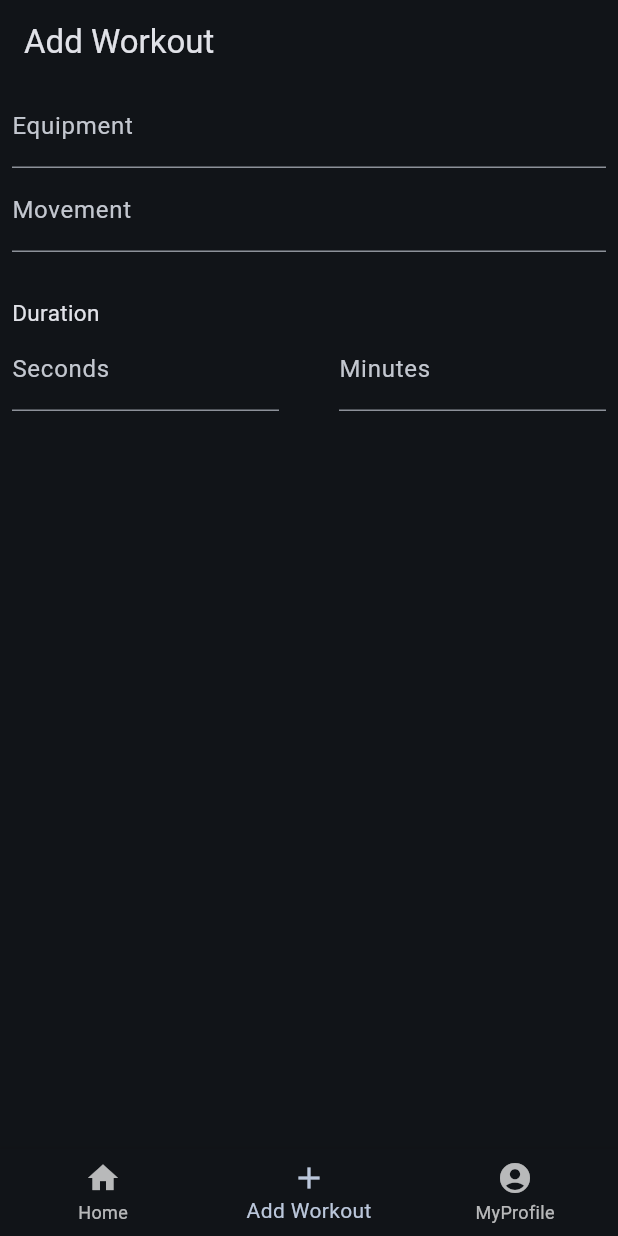
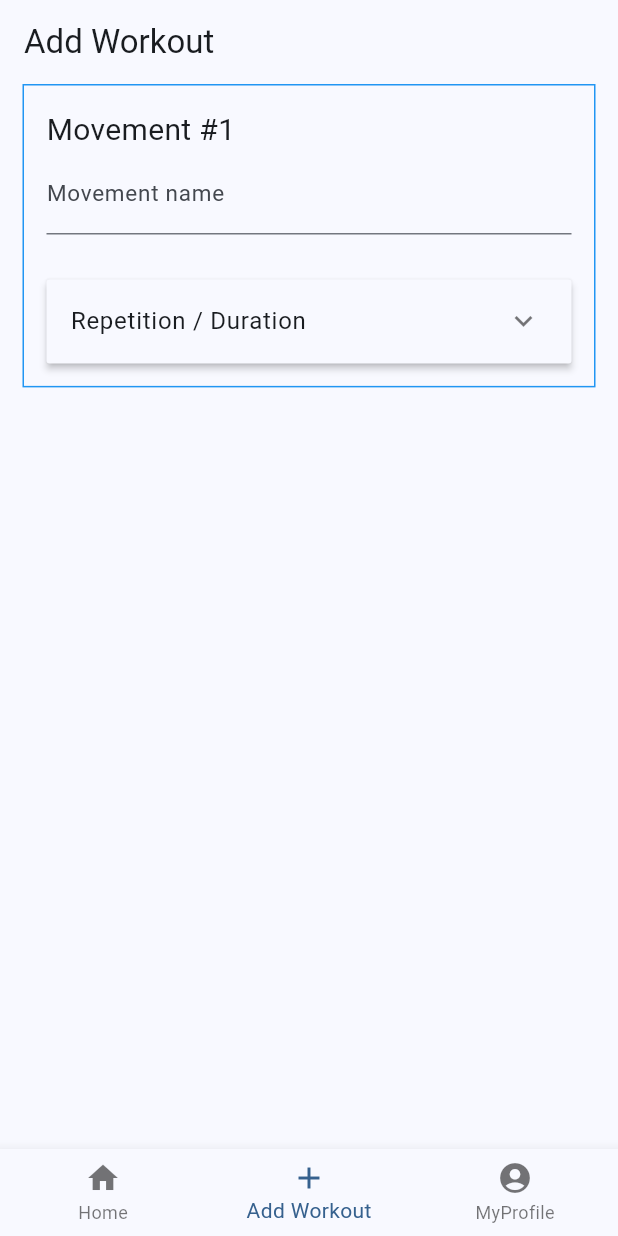
Before and after one commit to GuillaumeOj/workout_log, a Flutter app: the screen it shows after launch, item 2 of the bottom bar chosen, on a phone screen of 412 x 824 dp. Run offline on Flutter 3.47's test engine with Material 3 defaults, Android fonts, the phone set to English and light mode, and no system bars; our stand-ins replace basic_utils, flutter_dotenv.

Commit message:
WOL-30/Adds duration and repetion to a movement (#9)
* chore: switches theme color to light mode

* feat: adds duration and repetion to movement

This adds the fields duration and repetion to a movement. This also put
the fields in a ExpansionPanelList.

```diff
--- a/frontend/lib/main.dart
+++ b/frontend/lib/main.dart
@@ -58,8 +58,7 @@ class MyAppState extends State<MyApp> {
     return MaterialApp(
       title: 'Wod Board',
       theme: ThemeData(
-        colorScheme: ColorScheme.fromSeed(
-            seedColor: Colors.blue, brightness: Brightness.dark),
+        colorScheme: ColorScheme.fromSeed(seedColor: Colors.blue),
         useMaterial3: true,
       ),
       home: Scaffold(
--- a/frontend/lib/widgets/add_workout_screen.dart
+++ b/frontend/lib/widgets/add_workout_screen.dart
@@ -1,6 +1,5 @@
 import 'package:flutter/material.dart';
-import 'package:wod_board_app/widgets/auto_complete/auto_complete_name.dart';
-import 'package:wod_board_app/widgets/duration/add_duration.dart';
+import 'package:wod_board_app/widgets/movement/add_movement.dart';
 
 const Duration debounceDuration = Duration(milliseconds: 500);
 
@@ -17,12 +16,12 @@ class _AddWorkoutScreenState extends State<AddWorkoutScreen> {
     return ListView(
       children: const <Widget>[
         Padding(
-          padding: EdgeInsets.symmetric(horizontal: 8.0),
-          child: Column(children: [
-            AsyncAutocompleteName("equipment"),
-            AsyncAutocompleteName("movement"),
-            AddDuration(),
-          ]),
+          padding: EdgeInsets.symmetric(horizontal: 15.0),
+          child: Column(
+            children: [
+              AddMovement(),
+            ],
+          ),
         ),
       ],
     );
--- a/frontend/lib/widgets/auto_complete/auto_complete_name.dart
+++ b/frontend/lib/widgets/auto_complete/auto_complete_name.dart
@@ -50,7 +50,10 @@ class _AsyncAutocompleteNameState extends State<AsyncAutocompleteName> {
             onFieldSubmitted();
           },
           decoration: InputDecoration(
-            labelText: StringUtils.capitalize(widget.searchType),
+            labelText: "${StringUtils.capitalize(widget.searchType)} name",
+            labelStyle: const TextStyle(
+              fontSize: 15.0,
+            ),
           ),
         );
       },
--- /dev/null
+++ b/frontend/lib/widgets/movement/add_movement.dart
@@ -0,0 +1,74 @@
+import 'package:flutter/material.dart';
+import 'package:wod_board_app/widgets/auto_complete/auto_complete_name.dart';
+import 'package:wod_board_app/widgets/duration/add_duration.dart';
+import 'package:wod_board_app/widgets/repetition/add_repetition.dart';
+
+class AddMovement extends StatefulWidget {
+  const AddMovement({super.key});
+
+  @override
+  State<AddMovement> createState() => _AddMovementState();
+}
+
+class _AddMovementState extends State<AddMovement> {
+  bool _isExpanded = false;
+
+  @override
+  Widget build(BuildContext context) {
+    return Container(
+      padding: const EdgeInsets.all(15.0),
+      decoration: BoxDecoration(
+        border: Border.all(
+          color: Colors.blue,
+        ),
+      ),
+      child: Column(
+        children: <Widget>[
+          const Align(
+            alignment: Alignment.centerLeft,
+            child: Text(
+              "Movement #1",
+              style: TextStyle(fontSize: 20.0),
+            ),
+          ),
+          const AsyncAutocompleteName("movement"),
+          const Padding(
+            padding: EdgeInsets.symmetric(vertical: 15.0),
+          ),
+          ExpansionPanelList(
+            expansionCallback: (int index, bool isExpanded) {
+              setState(() {
+                _isExpanded = isExpanded;
+              });
+            },
+            children: <ExpansionPanel>[
+              ExpansionPanel(
+                headerBuilder: (BuildContext context, bool isExpanded) {
+                  return const ListTile(
+                    title: Text('Repetition / Duration'),
+                  );
+                },
+                body: const Padding(
+                  padding: EdgeInsets.fromLTRB(
+                    15.0,
+                    0,
+                    15.0,
+                    15.0,
+                  ),
+                  child: Column(
+                    crossAxisAlignment: CrossAxisAlignment.start,
+                    children: [
+                      AddDuration(),
+                      AddRepetition(),
+                    ],
+                  ),
+                ),
+                isExpanded: _isExpanded,
+              ),
+            ],
+          ),
+        ],
+      ),
+    );
+  }
+}
```
Also changed, not shown: frontend/lib/widgets/duration/add_duration.dart (+20 -6 lines), frontend/lib/widgets/repetition/add_repetition.dart (added, +33 -0 lines).
